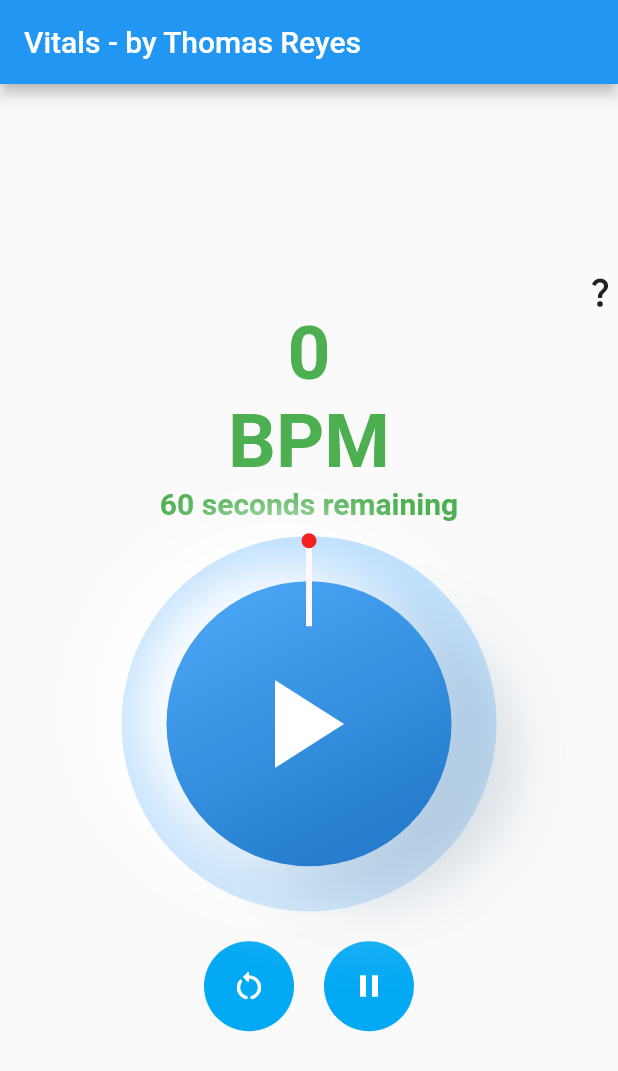
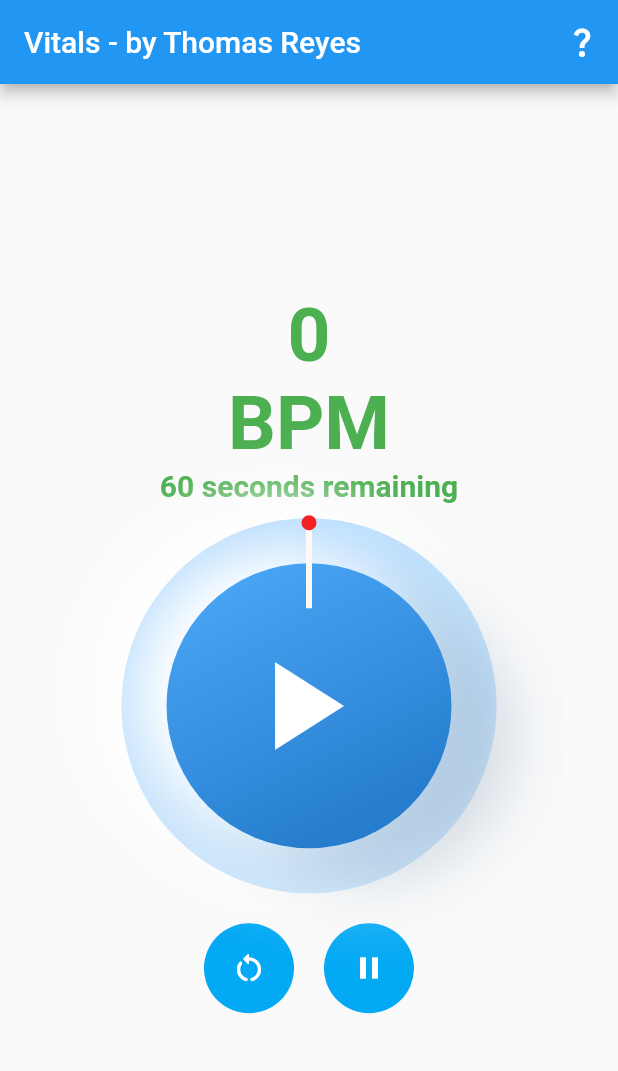
Before and after one commit to niccoreyes/VitalsCounter_source, a Flutter app: the screen it shows after launch, on a phone screen of 412 x 824 dp. Shown: the top 1071 px of the screen. Run offline on Flutter 3.47's test engine with Material 2 defaults, Android fonts, the phone set to English and light mode, and no system bars.

Commit message:
updated debug button with conditions for interval

```diff
--- a/lib/main.dart
+++ b/lib/main.dart
@@ -1,6 +1,7 @@
 import 'dart:async';
 import 'dart:math';
 
+import 'package:flutter/foundation.dart';
 import 'package:flutter/material.dart';
 import 'package:flutter/services.dart';
 
@@ -33,7 +34,7 @@ class _MyHomePageState extends State<MyHomePage> {
   int _totalMs = 0;
   int _countdown = 60;
   static const int _interval =
-      200; //set to more than 100ms to compensate for mobile
+      kIsWeb ? 200 : 50; //set to more than 100ms to compensate for mobile
   bool _timerisRunning = false;
   int fixedTime = 0;
   int absoluteTime = 0;
@@ -52,7 +53,7 @@ class _MyHomePageState extends State<MyHomePage> {
   Timer _timer =
       Timer.periodic(const Duration(milliseconds: _interval), (timer) {});
   void _startTimer() {
-    HapticFeedback.lightImpact();
+    HapticFeedback.mediumImpact();
     _updateState();
     if (_counter != 0) {
       _ticks++;
@@ -74,7 +75,7 @@ class _MyHomePageState extends State<MyHomePage> {
             absoluteTime = DateTime.now().millisecondsSinceEpoch - fixedTime;
           }
           if (_countdown > 0) {
-            _countdown = (60 - _totalMs.toDouble() / 1000).toInt();
+            _countdown = (60 - absoluteTime.toDouble() / 1000).toInt();
           }
         });
       });
@@ -101,8 +102,10 @@ class _MyHomePageState extends State<MyHomePage> {
     setState(() {
       _timer.cancel();
       _timerisRunning = false;
-      absoluteTime = DateTime.now().millisecondsSinceEpoch - fixedTime;
-      _fromPause = true;
+      if (!_fromPause) {
+        absoluteTime = DateTime.now().millisecondsSinceEpoch - fixedTime;
+        _fromPause = true;
+      }
     });
   }
 
@@ -111,6 +114,14 @@ class _MyHomePageState extends State<MyHomePage> {
     return Scaffold(
       appBar: AppBar(
         title: const Text("Vitals - by Thomas Reyes"),
+        actions: [
+          IconButton(
+              onPressed: () {
+                _isShowDebug = !_isShowDebug;
+                setState(() {});
+              },
+              icon: const Icon(Icons.question_mark))
+        ],
       ),
       body: Center(
         child: Column(
@@ -118,17 +129,12 @@ class _MyHomePageState extends State<MyHomePage> {
           children: <Widget>[
             Visibility(
                 visible: _isShowDebug,
-                child:
-                    ColoredText("Debug ongoing", 15.0, color: Colors.orange)),
+                child: ColoredText(
+                    "Debug ongoing, updates for smaller screens soon", 15.0,
+                    color: Colors.orange)),
             InkWell(
               child: Column(
                 children: [
-                  Row(
-                    mainAxisAlignment: MainAxisAlignment.end,
-                    children: [
-                      const Icon(Icons.question_mark),
-                    ],
-                  ),
                   ColoredText("$_bpm\nBPM", 50.0),
                   //ColoredText("$_totalSeconds total seconds", 15.0),
                   ColoredText("$_countdown seconds remaining", 20.0),
```
Also changed, not shown: 3 other files.
